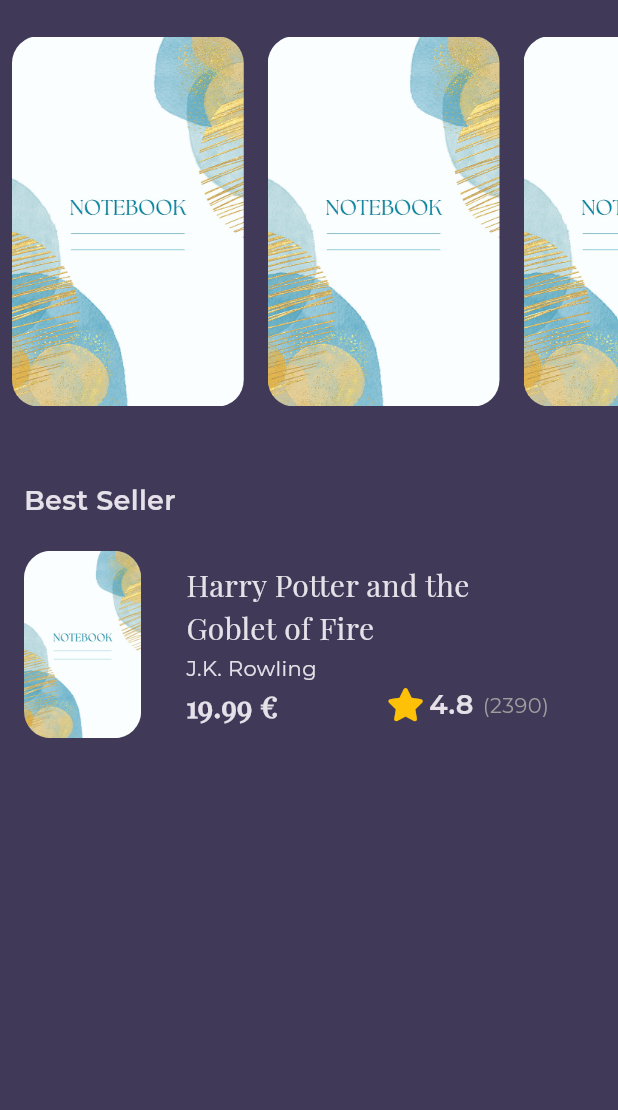
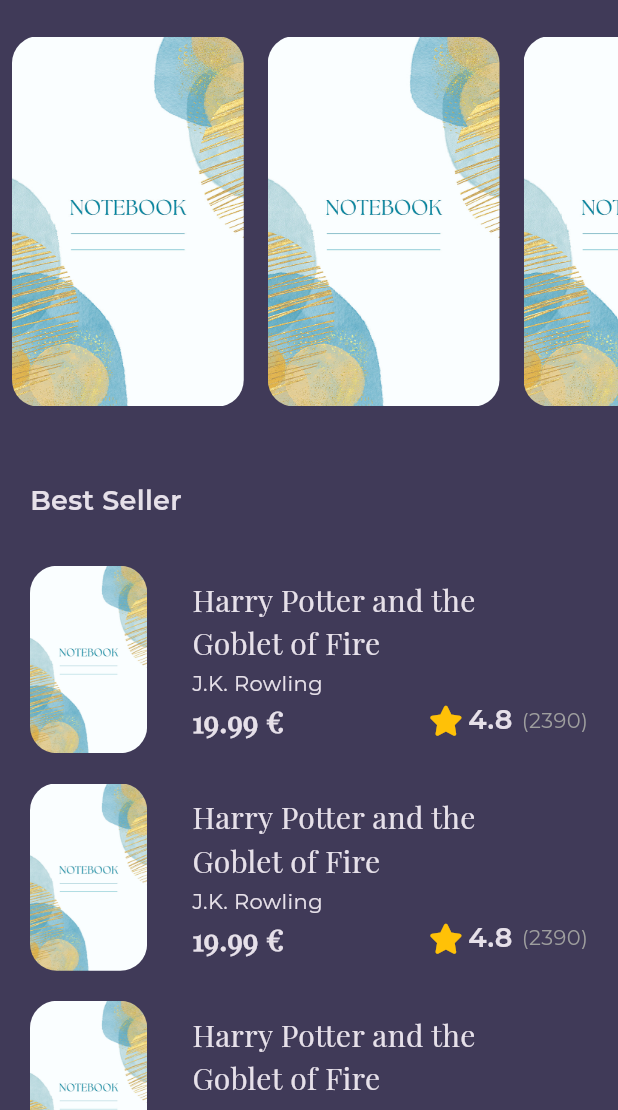
Before and after one commit to Omarsameh21/bookly, a Flutter app: the screen it shows after launch, on a phone screen of 412 x 824 dp, the part 126-1236 px from its top. Run offline on Flutter 3.47's test engine with Material 3 defaults, Android fonts, the phone set to English and light mode, and no system bars; our stand-ins replace font_awesome_flutter, get, google_fonts.

Commit message:
BestSellerListView Done

```diff
--- /dev/null
+++ b/lib/Features/splash/presentation/view/widgets/best_seller_list_view.dart
@@ -0,0 +1,21 @@
+import 'package:flutter/material.dart';
+import 'best_seller_list_view_item.dart';
+
+class BestSellerListView extends StatelessWidget {
+  const BestSellerListView({super.key});
+
+  @override
+  Widget build(BuildContext context) {
+    return ListView.builder(
+        //shrinkWrap: true,  //Because shrinkWrap logic depend on build the all items not just the appearing items and that not the best option for good performance
+        padding: EdgeInsets.zero,
+        physics: const NeverScrollableScrollPhysics(),
+        itemCount: 6,
+        itemBuilder: (context, index) {
+          return const Padding(
+            padding: EdgeInsets.symmetric(vertical: 10),
+            child: BestSellerListViewitem(),
+          );
+        });
+  }
+}
--- a/lib/Features/splash/presentation/view/widgets/best_seller_list_view_item.dart
+++ b/lib/Features/splash/presentation/view/widgets/best_seller_list_view_item.dart
@@ -9,7 +9,7 @@ class BestSellerListViewitem extends StatelessWidget {
   @override
   Widget build(BuildContext context) {
     return Padding(
-      padding: const EdgeInsets.symmetric(horizontal: 16),
+      padding: const EdgeInsets.symmetric(horizontal: 20),
       child: Row(
         children: [
           SizedBox(
@@ -31,7 +31,7 @@ class BestSellerListViewitem extends StatelessWidget {
           ),
           Expanded(
             child: Padding(
-              padding: const EdgeInsets.symmetric(horizontal: 30),
+              padding: const EdgeInsets.only(left: 30),
               child: Column(
                 crossAxisAlignment: CrossAxisAlignment.start,
                 children: [
--- a/lib/Features/splash/presentation/view/widgets/book_rating.dart
+++ b/lib/Features/splash/presentation/view/widgets/book_rating.dart
@@ -13,7 +13,7 @@ class BookRating extends StatelessWidget {
         Icon(
           FontAwesomeIcons.solidStar,
           color: Colors.amber,
-          size: 22,
+          size: 20,
         ),
         Padding(
           padding: EdgeInsets.symmetric(horizontal: 6.0),
--- a/lib/Features/splash/presentation/view/widgets/home_view_body.dart
+++ b/lib/Features/splash/presentation/view/widgets/home_view_body.dart
@@ -1,6 +1,6 @@
 import 'package:flutter/material.dart';
 import '../../../../../core/utils/styles.dart';
-import 'best_seller_list_view_item.dart';
+import 'best_seller_list_view.dart';
 import 'costum_app_bar.dart';
 import 'featured_books_list_view.dart';
 
@@ -9,7 +9,10 @@ class HomeViewBody extends StatelessWidget {
 
   @override
   Widget build(BuildContext context) {
-    return const Column(
+    return const CustomScrollView(
+      slivers: [
+        SliverToBoxAdapter(
+          child: Column(
             crossAxisAlignment: CrossAxisAlignment.start,
             children: [
               CostumAppBar(),
@@ -17,7 +20,7 @@ class HomeViewBody extends StatelessWidget {
               Padding(
                 padding: EdgeInsets.only(
                   top: 50,
-            left: 16,
+                  left: 20,
                   bottom: 20,
                 ),
                 child: Text(
@@ -25,7 +28,14 @@ class HomeViewBody extends StatelessWidget {
                   style: Styles.textStyle18,
                 ),
               ),
-        BestSellerListViewitem(),
+            ],
+          ),
+        ),
+        SliverFillRemaining(
+          //  i use "SliverFillRemaining" instead "SliverToBoxAdapter" to delete ShrinkWrap atripute from "BestSellerListView" and not wrap this widget with "Expanded" to avoid issues appearing in ui and make performance better
+          // SliverFillRemaining depend on build the appearing items
+          child: BestSellerListView(),
+        )
       ],
     );
   }
--- a/lib/main.dart
+++ b/lib/main.dart
@@ -14,6 +14,7 @@ class Bookly extends StatelessWidget {
   @override
   Widget build(BuildContext context) {
     return GetMaterialApp(
+      debugShowCheckedModeBanner: false,
       theme: ThemeData.dark().copyWith(
           scaffoldBackgroundColor: kPrimaryColor,
           textTheme: GoogleFonts.montserratTextTheme(
```
Lines whose indentation alone changed are shown as unchanged.
